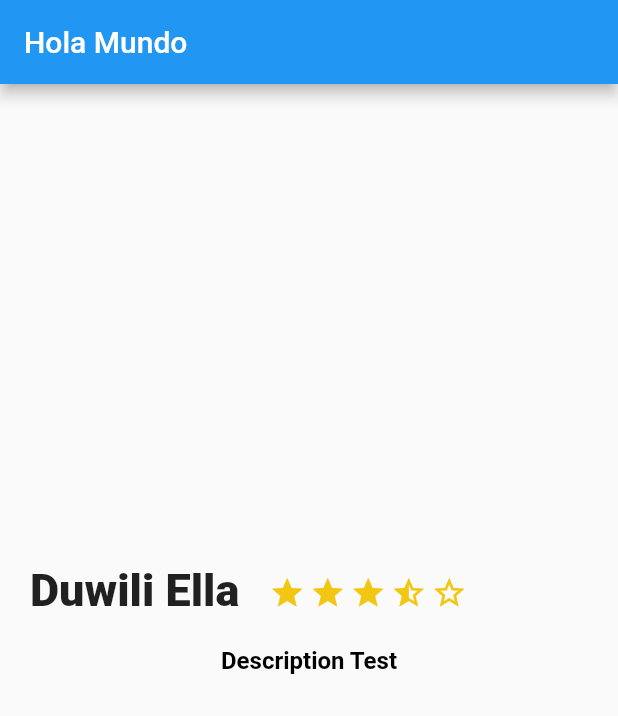
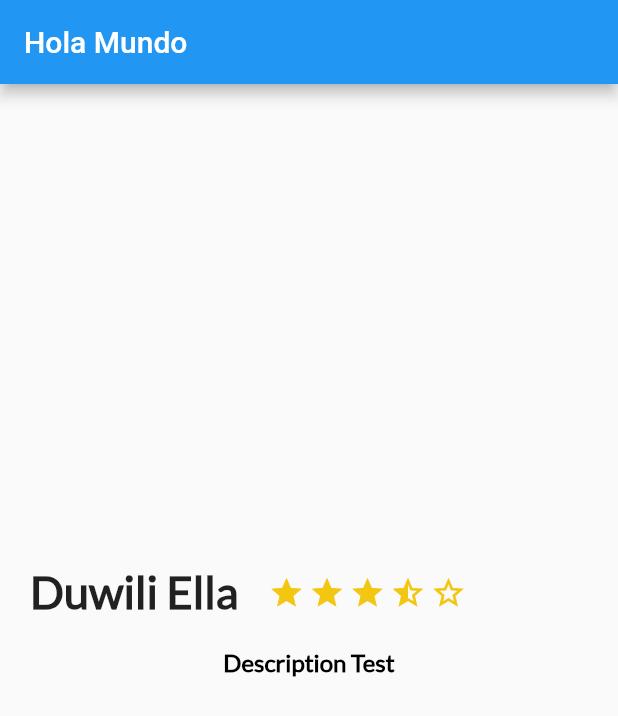
Before and after one commit to maac4422/FlutterTripApp, a Flutter app: the screen it shows after launch, on a phone screen of 412 x 824 dp. Shown: the top 716 px of the screen. Run offline on Flutter 3.47's test engine with Material 2 defaults, Android fonts, the light colour scheme and no system bars.

Commit message:
Apply new font

```diff
--- a/lib/description_place.dart
+++ b/lib/description_place.dart
@@ -54,6 +54,7 @@ class DescriptionPlace extends StatelessWidget {
       child: Text(
         descriptionPlace,
         style: TextStyle(
+          fontFamily: "Lato",
           fontSize: 16.0,
           fontWeight: FontWeight.bold,
           color: Colors.black
@@ -73,6 +74,7 @@ class DescriptionPlace extends StatelessWidget {
           child: Text(
             namePlace,
             style: TextStyle(
+              fontFamily: "Lato",
               fontSize: 30.0,
               fontWeight: FontWeight.w900
             ),
--- a/pubspec.yaml
+++ b/pubspec.yaml
@@ -74,3 +74,7 @@ flutter:
   #
   # For details regarding fonts from package dependencies,
   # see https://flutter.dev/custom-fonts/#from-packages
+  fonts:
+    - family: Lato
+      fonts:
+        - asset: fonts/Lato-Regular.ttf
```
Also changed, not shown: fonts/Lato-Regular.ttf (added).
